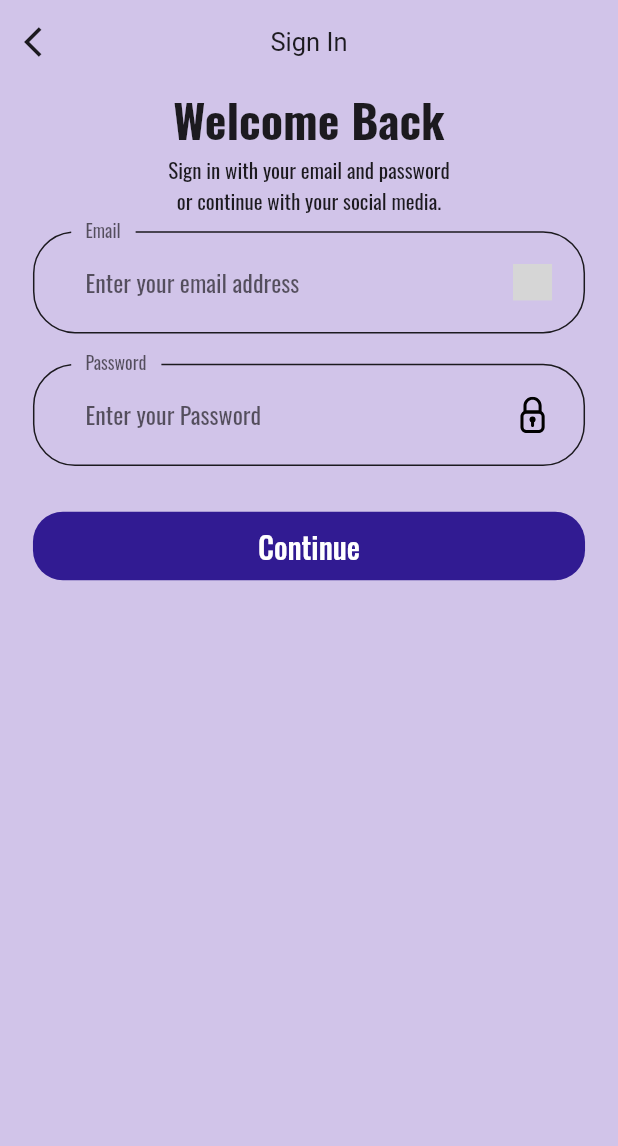
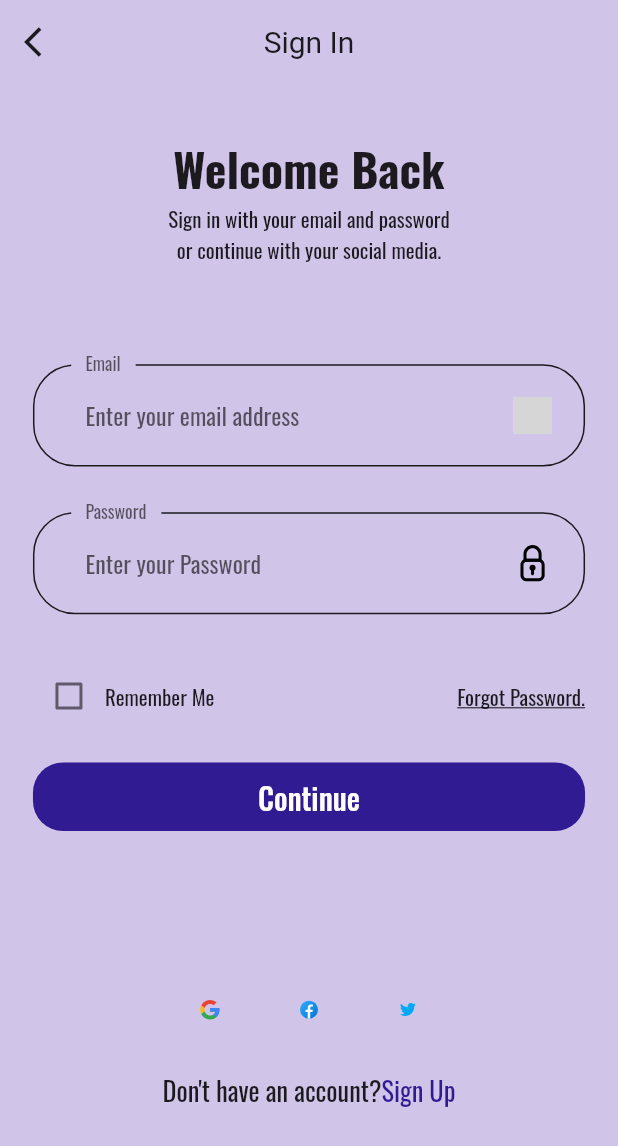
Before and after one commit to FOR-TUNE/E-commerce_App, a Flutter app: the screen it shows after launch, after a tap on "Continue", on a phone screen of 412 x 824 dp. Shown: the top 1146 px of the screen. Run offline on Flutter 3.47's test engine with Material 2 defaults, Android fonts, the light colour scheme and no system bars; our stand-ins replace flutter_spinkit, flutter_svg; grey boxes are pictures that could not be loaded.

Commit message:
new changes

```diff
--- /dev/null
+++ b/lib/components/no_account_text.dart
@@ -0,0 +1,30 @@
+import 'package:flutter/material.dart';
+
+import '../constants.dart';
+import '../sizeconfig.dart';
+
+class NoAccountText extends StatelessWidget {
+  const NoAccountText({
+    Key? key,
+  }) : super(key: key);
+
+  @override
+  Widget build(BuildContext context) {
+    return Row(
+      mainAxisAlignment: MainAxisAlignment.center,
+      children: [
+        Text(
+          "Don't have an account?",
+          style: TextStyle(fontSize: getProportionateScreenWidth(16)),
+        ),
+        GestureDetector(
+          onTap: () {},
+          child: Text("Sign Up",
+              style: TextStyle(
+                  fontSize: getProportionateScreenWidth(16),
+                  color: primaryColor)),
+        )
+      ],
+    );
+  }
+}
--- /dev/null
+++ b/lib/components/social_card.dart
@@ -0,0 +1,37 @@
+import 'package:ecommerce_app/constants.dart';
+import 'package:flutter/material.dart';
+import 'package:flutter_svg/flutter_svg.dart';
+
+import '../sizeconfig.dart';
+
+class SocialCard extends StatelessWidget {
+  const SocialCard({
+    Key? key,
+    required this.icon,
+    // required this.pressed,
+  }) : super(key: key);
+
+  final String icon;
+  // final Function pressed;
+
+  @override
+  Widget build(BuildContext context) {
+    return GestureDetector(
+      onTap: (() {}),
+      child: Container(
+        margin:
+            EdgeInsets.symmetric(horizontal: getProportionateScreenWidth(10)),
+        padding: EdgeInsets.all(getProportionateScreenWidth(12)),
+        height: getProportionateScreenHeight(40),
+        width: getProportionateScreenWidth(40),
+        decoration: const BoxDecoration(
+            color: lightprimaryColor, shape: BoxShape.circle),
+        child: SvgPicture.asset(
+          icon,
+          height: getProportionateScreenHeight(65),
+          width: getProportionateScreenWidth(65),
+        ),
+      ),
+    );
+  }
+}
--- a/lib/routes.dart
+++ b/lib/routes.dart
@@ -1,4 +1,6 @@
+import 'package:ecommerce_app/screens/forgot_password/forgot_password_screen.dart';
 import 'package:ecommerce_app/screens/loading/loading_screen.dart';
+import 'package:ecommerce_app/screens/login_success/login_success_screen.dart';
 import 'package:ecommerce_app/screens/sign_in/signin_screen.dart';
 import 'package:ecommerce_app/screens/splash/splash_screen.dart';
 import 'package:flutter/material.dart';
@@ -8,4 +10,6 @@ final Map<String, WidgetBuilder> routes = {
   LoadingScreen.routeName: (context) => LoadingScreen(),
   SplashScreen.routeName: (context) => const SplashScreen(),
   SignInScreen.routeName: (context) => SignInScreen(),
+  ForgotPasswordScreen.routeName: (context) => const ForgotPasswordScreen(),
+  LoginSuccessScreen.routeName: (context) => const LoginSuccessScreen(),
 };
--- /dev/null
+++ b/lib/screens/login_success/components/body.dart
@@ -0,0 +1,19 @@
+// ignore_for_file: prefer_const_literals_to_create_immutables
+
+import 'package:flutter/material.dart';
+
+class Body extends StatefulWidget {
+  const Body({Key? key}) : super(key: key);
+
+  @override
+  State<Body> createState() => _BodyState();
+}
+
+class _BodyState extends State<Body> {
+  @override
+  Widget build(BuildContext context) {
+    return Column(
+      children: [],
+    );
+  }
+}
--- a/lib/screens/sign_in/components/body.dart
+++ b/lib/screens/sign_in/components/body.dart
@@ -1,10 +1,10 @@
-// ignore_for_file: prefer_const_constructors
+// ignore_for_file: prefer_const_constructors, prefer_const_literals_to_create_immutables
 
-import 'package:ecommerce_app/components/default_button.dart';
 import 'package:ecommerce_app/constants.dart';
+import 'package:ecommerce_app/screens/sign_in/components/sign_form.dart';
+import 'package:ecommerce_app/components/social_card.dart';
 import 'package:flutter/material.dart';
-import '../../../components/custom_suffix_icon.dart';
-import '../../../components/form_error.dart';
+import '../../../components/no_account_text.dart';
 import '../../../sizeconfig.dart';
 
 class Body extends StatelessWidget {
@@ -19,9 +19,11 @@ class Body extends StatelessWidget {
       child: Padding(
         padding:
             EdgeInsets.symmetric(horizontal: getProportionateScreenWidth(20)),
+        child: SingleChildScrollView(
           child: Column(
             mainAxisAlignment: MainAxisAlignment.start,
             children: [
+              SizedBox(height: SizeConfig.screenHeight * 0.04),
               Text("Welcome Back",
                   style: TextStyle(
                       color: textColor,
@@ -30,126 +32,31 @@ class Body extends StatelessWidget {
               const Text(
                   "Sign in with your email and password \nor continue with your social media.",
                   textAlign: TextAlign.center),
-            SizedBox(height: getProportionateScreenHeight(10)),
+              SizedBox(height: SizeConfig.screenHeight * 0.08),
               SignInForm(),
+              SizedBox(height: SizeConfig.screenHeight * 0.12),
+              Row(
+                mainAxisAlignment: MainAxisAlignment.center,
+                children: [
+                  SocialCard(
+                    icon: "assets/icons/google.svg",
+                  ),
+                  SocialCard(
+                    icon: "assets/icons/facebook.svg",
+                  ),
+                  SocialCard(
+                    icon: "assets/icons/twitter.svg",
+                  )
                 ],
+              ),
+              SizedBox(
+                height: getProportionateScreenHeight(20),
+              ),
+              NoAccountText()
+            ],
+          ),
         ),
       ),
     ));
   }
 }
-
-class SignInForm extends StatefulWidget {
-  const SignInForm({Key? key}) : super(key: key);
-
-  @override
-  State<SignInForm> createState() => _SignInFormState();
-}
-
-class _SignInFormState extends State<SignInForm> {
-  final _formkey = GlobalKey<FormState>();
-  late String email;
-  late String password;
-  final List<String> errors = [];
-  @override
-  Widget build(BuildContext context) {
-    return Form(
-        key: _formkey,
-        child: Column(
-          children: [
-            buildEmailFormField(),
-            SizedBox(
-              height: getProportionateScreenHeight(20),
-            ),
-            buildPasswordFormField(),
-            SizedBox(height: getProportionateScreenHeight(15)),
-            FormError(errors: errors),
-            SizedBox(height: getProportionateScreenHeight(15)),
-            DefaultButton(
-                text: "Continue",
-                press: () {
-                  if (_formkey.currentState!.validate()) {
-                    _formkey.currentState!.save();
-                  }
-                }),
-          ],
-        ));
-  }
-
-  TextFormField buildPasswordFormField() {
-    return TextFormField(
-      onSaved: (newValue) => password = newValue!,
-      onChanged: (value) {
-        if (value.isNotEmpty && errors.contains(passNullError)) {
-          setState(() {
-            errors.remove(passNullError);
-          });
-        } else if (value.length >= 8 && errors.contains(shortPassError)) {
-          setState(() {
-            errors.remove(shortPassError);
-          });
-        }
-      },
-      validator: (value) {
-        if (value!.isEmpty && !errors.contains(passNullError)) {
-          setState(() {
-            errors.add(passNullError);
-          });
-        } else if (value.length < 8 && !errors.contains(shortPassError)) {
-          setState(() {
-            errors.add(shortPassError);
-          });
-        }
-        return null;
-      },
-      obscureText: true,
-      keyboardType: TextInputType.emailAddress,
-      decoration: const InputDecoration(
-          labelText: "Password",
-          hintText: "Enter your Password",
-          floatingLabelBehavior: FloatingLabelBehavior.always,
-          suffixIcon: CustomSuffixIcon(
-            svgIcon: "assets/icons/padlock.svg",
-          )),
-    );
-  }
-
-  TextFormField buildEmailFormField() {
-    return TextFormField(
-      onSaved: (newValue) => email = newValue!,
-      onChanged: (value) {
-        if (value.isNotEmpty && errors.contains(emailNullError)) {
-          setState(() {
-            errors.remove(emailNullError);
-          });
-        } else if (emailValidatorRegExp.hasMatch(value) &&
-            errors.contains(invalidEmailError)) {
-          setState(() {
-            errors.remove(invalidEmailError);
-          });
-        }
-      },
-      validator: (value) {
-        if (value!.isEmpty && !errors.contains(emailNullError)) {
-          setState(() {
-            errors.add(emailNullError);
-          });
-        } else if (!emailValidatorRegExp.hasMatch(value) &&
-            !errors.contains(invalidEmailError)) {
-          setState(() {
-            errors.add(invalidEmailError);
-          });
-        }
-        return null;
-      },
-      keyboardType: TextInputType.text,
-      decoration: const InputDecoration(
-          labelText: "Email",
-          hintText: "Enter your email address",
-          floatingLabelBehavior: FloatingLabelBehavior.always,
-          suffixIcon: CustomSuffixIcon(
-            svgIcon: "assets/icons/email.svg",
-          )),
-    );
-  }
-}
--- /dev/null
+++ b/lib/screens/sign_in/components/sign_form.dart
@@ -0,0 +1,149 @@
+// ignore_for_file: prefer_const_constructors
+import 'package:ecommerce_app/screens/login_success/login_success_screen.dart';
+import 'package:flutter/material.dart';
+import '../../../components/custom_suffix_icon.dart';
+import '../../../components/default_button.dart';
+import '../../../components/form_error.dart';
+import '../../../constants.dart';
+import '../../../sizeconfig.dart';
+import '../../forgot_password/forgot_password_screen.dart';
+
+class SignInForm extends StatefulWidget {
+  const SignInForm({Key? key}) : super(key: key);
+
+  @override
+  State<SignInForm> createState() => _SignInFormState();
+}
+
+class _SignInFormState extends State<SignInForm> {
+  final _formkey = GlobalKey<FormState>();
+  late String email;
+  late String password;
+  bool remember = false;
+  final List<String> errors = [];
+  @override
+  Widget build(BuildContext context) {
+    return Form(
+        key: _formkey,
+        child: Column(
+          children: [
+            buildEmailFormField(),
+            SizedBox(
+              height: getProportionateScreenHeight(30),
+            ),
+            buildPasswordFormField(),
+            SizedBox(height: getProportionateScreenHeight(30)),
+            Row(
+              children: [
+                Checkbox(
+                    value: remember,
+                    activeColor: primaryColor,
+                    onChanged: (value) {
+                      setState(() {
+                        remember = value!;
+                      });
+                    }),
+                Text("Remember Me"),
+                Spacer(),
+                GestureDetector(
+                  onTap: () => Navigator.pushNamed(
+                      context, ForgotPasswordScreen.routeName),
+                  child: Text(
+                    "Forgot Password.",
+                    style: TextStyle(decoration: TextDecoration.underline),
+                  ),
+                )
+              ],
+            ),
+            FormError(errors: errors),
+            SizedBox(height: getProportionateScreenHeight(20)),
+            DefaultButton(
+                text: "Continue",
+                press: () {
+                  if (_formkey.currentState!.validate()) {
+                    _formkey.currentState!.save();
+                    // if all are valid, then go to the success screen
+                    Navigator.pushNamed(context, LoginSuccessScreen.routeName);
+                  }
+                }),
+          ],
+        ));
+  }
+
+  TextFormField buildPasswordFormField() {
+    return TextFormField(
+      onSaved: (newValue) => password = newValue!,
+      onChanged: (value) {
+        if (value.isNotEmpty && errors.contains(passNullError)) {
+          setState(() {
+            errors.remove(passNullError);
+          });
+        } else if (value.length >= 8 && errors.contains(shortPassError)) {
+          setState(() {
+            errors.remove(shortPassError);
+          });
+        }
+      },
+      validator: (value) {
+        if (value!.isEmpty && !errors.contains(passNullError)) {
+          setState(() {
+            errors.add(passNullError);
+          });
+        } else if (value.length < 8 && !errors.contains(shortPassError)) {
+          setState(() {
+            errors.add(shortPassError);
+          });
+        }
+        return null;
+      },
+      obscureText: true,
+      keyboardType: TextInputType.emailAddress,
+      decoration: const InputDecoration(
+          labelText: "Password",
+          hintText: "Enter your Password",
+          floatingLabelBehavior: FloatingLabelBehavior.always,
+          suffixIcon: CustomSuffixIcon(
+            svgIcon: "assets/icons/padlock.svg",
+          )),
+    );
+  }
+
+  TextFormField buildEmailFormField() {
+    return TextFormField(
+      onSaved: (newValue) => email = newValue!,
+      onChanged: (value) {
+        if (value.isNotEmpty && errors.contains(emailNullError)) {
+          setState(() {
+            errors.remove(emailNullError);
+          });
+        } else if (emailValidatorRegExp.hasMatch(value) &&
+            errors.contains(invalidEmailError)) {
+          setState(() {
+            errors.remove(invalidEmailError);
+          });
+        }
+      },
+      validator: (value) {
+        if (value!.isEmpty && !errors.contains(emailNullError)) {
+          setState(() {
+            errors.add(emailNullError);
+          });
+        } else if (!emailValidatorRegExp.hasMatch(value) &&
+            !errors.contains(invalidEmailError)) {
+          setState(() {
+            errors.add(invalidEmailError);
+          });
+        }
+        return null;
+      },
+      keyboardType: TextInputType.text,
+      decoration: const InputDecoration(
+          labelText: "Email",
+          hintText: "Enter your email address",
+          floatingLabelBehavior: FloatingLabelBehavior.always,
+          suffixIcon: CustomSuffixIcon(
+            svgIcon: "assets/icons/email.svg",
+          )),
+    );
+  }
+}
--- a/lib/screens/sign_in/signin_screen.dart
+++ b/lib/screens/sign_in/signin_screen.dart
@@ -27,8 +27,8 @@ class SignInScreen extends StatelessWidget {
         );
       }),
       centerTitle: true,
-      title: const Text('Sign In',
-          style: TextStyle(color: textColor, fontSize: 17)),
+      title: const Text("Sign In",
+          style: TextStyle(color: textColor, fontSize: 20)),
     );
   }
 }
```
Also changed, not shown: lib/screens/forgot_password/components/body.dart (added, +116 -0 lines), lib/screens/forgot_password/forgot_password_screen.dart (added, +37 -0 lines), lib/screens/login_success/login_success_screen.dart (added, +23 -0 lines). Lines whose indentation alone changed are shown as unchanged.
